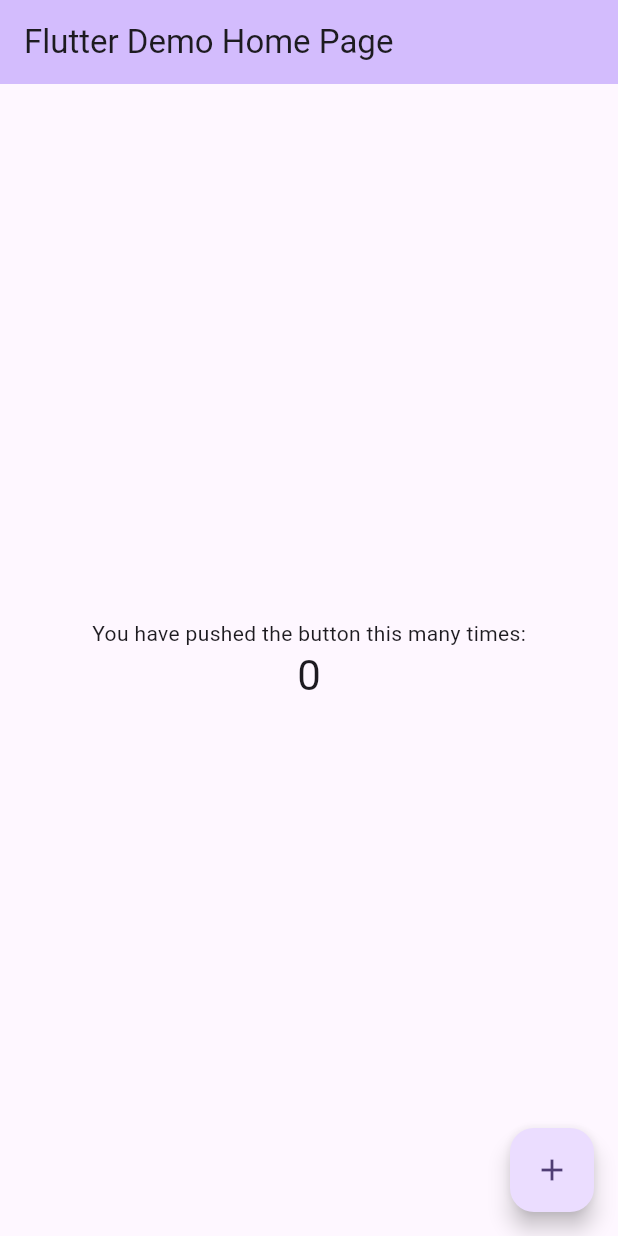
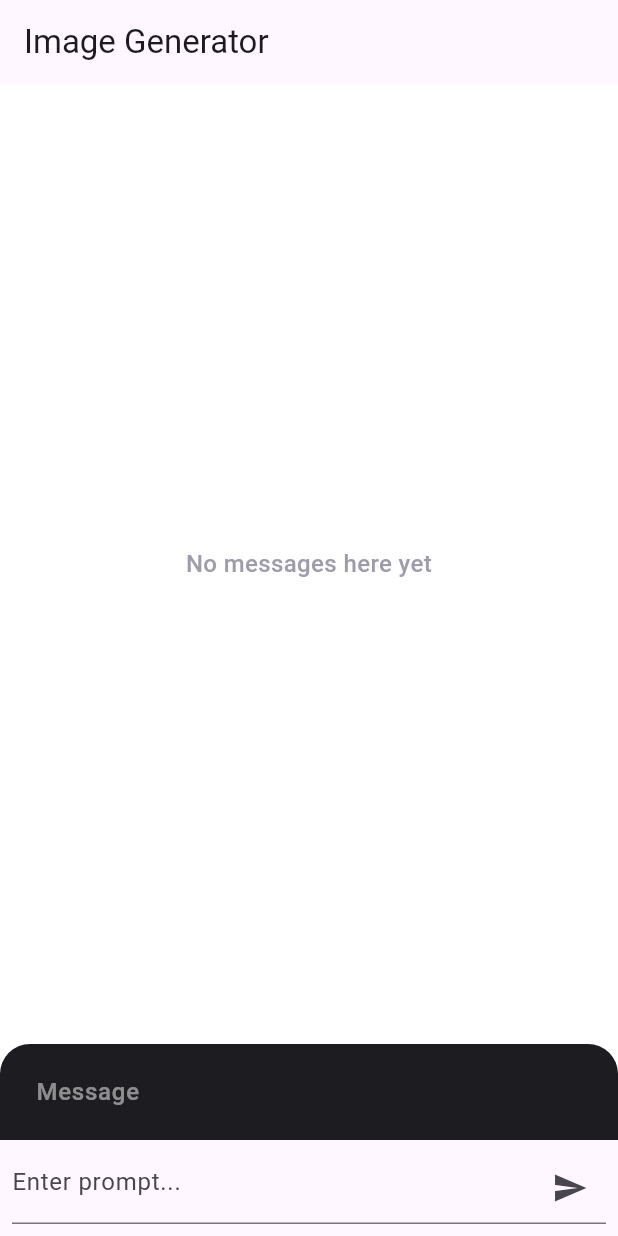
Before and after one commit to HaiderAli228/SnapSense--AI-Image-generator, a Flutter app: the screen it shows after launch, on a phone screen of 412 x 824 dp. Run offline on Flutter 3.47's test engine with Material 3 defaults, Android fonts, the phone set to English and light mode, and no system bars; our stand-ins replace flutter_chat_types, flutter_chat_ui.

Commit message:
completing all the functionality

```diff
--- a/lib/main.dart
+++ b/lib/main.dart
@@ -1,125 +1,33 @@
+// main.dart
 import 'package:flutter/material.dart';
+import 'package:provider/provider.dart';
+import 'package:snapsense/utils/app_colors.dart';
+import 'package:snapsense/view-model/prompt_viewmodel.dart';
+import 'package:snapsense/view/home_view.dart';
 
 void main() {
-  runApp(const MyApp());
+  runApp(
+    MultiProvider(
+      providers: [
+        ChangeNotifierProvider(create: (_) => PromptViewModel()),
+      ],
+      child: const MyApp(),
+    ),
+  );
 }
 
 class MyApp extends StatelessWidget {
   const MyApp({super.key});
 
-  // This widget is the root of your application.
   @override
   Widget build(BuildContext context) {
     return MaterialApp(
-      title: 'Flutter Demo',
+      title: 'Image Generator',
       theme: ThemeData(
-        // This is the theme of your application.
-        //
-        // TRY THIS: Try running your application with "flutter run". You'll see
-        // the application has a purple toolbar. Then, without quitting the app,
-        // try changing the seedColor in the colorScheme below to Colors.green
-        // and then invoke "hot reload" (save your changes or press the "hot
-        // reload" button in a Flutter-supported IDE, or press "r" if you used
-        // the command line to start the app).
-        //
-        // Notice that the counter didn't reset back to zero; the application
-        // state is not lost during the reload. To reset the state, use hot
-        // restart instead.
-        //
-        // This works for code too, not just values: Most code changes can be
-        // tested with just a hot reload.
-        colorScheme: ColorScheme.fromSeed(seedColor: Colors.deepPurple),
-        useMaterial3: true,
+        primarySwatch: Colors.deepOrange,
+        primaryColor: AppColor.themeColor
       ),
-      home: const MyHomePage(title: 'Flutter Demo Home Page'),
+      home: PromptScreen(),
     );
   }
 }
-
-class MyHomePage extends StatefulWidget {
-  const MyHomePage({super.key, required this.title});
-
-  // This widget is the home page of your application. It is stateful, meaning
-  // that it has a State object (defined below) that contains fields that affect
-  // how it looks.
-
-  // This class is the configuration for the state. It holds the values (in this
-  // case the title) provided by the parent (in this case the App widget) and
-  // used by the build method of the State. Fields in a Widget subclass are
-  // always marked "final".
-
-  final String title;
-
-  @override
-  State<MyHomePage> createState() => _MyHomePageState();
-}
-
-class _MyHomePageState extends State<MyHomePage> {
-  int _counter = 0;
-
-  void _incrementCounter() {
-    setState(() {
-      // This call to setState tells the Flutter framework that something has
-      // changed in this State, which causes it to rerun the build method below
-      // so that the display can reflect the updated values. If we changed
-      // _counter without calling setState(), then the build method would not be
-      // called again, and so nothing would appear to happen.
-      _counter++;
-    });
-  }
-
-  @override
-  Widget build(BuildContext context) {
-    // This method is rerun every time setState is called, for instance as done
-    // by the _incrementCounter method above.
-    //
-    // The Flutter framework has been optimized to make rerunning build methods
-    // fast, so that you can just rebuild anything that needs updating rather
-    // than having to individually change instances of widgets.
-    return Scaffold(
-      appBar: AppBar(
-        // TRY THIS: Try changing the color here to a specific color (to
-        // Colors.amber, perhaps?) and trigger a hot reload to see the AppBar
-        // change color while the other colors stay the same.
-        backgroundColor: Theme.of(context).colorScheme.inversePrimary,
-        // Here we take the value from the MyHomePage object that was created by
-        // the App.build method, and use it to set our appbar title.
-        title: Text(widget.title),
-      ),
-      body: Center(
-        // Center is a layout widget. It takes a single child and positions it
-        // in the middle of the parent.
-        child: Column(
-          // Column is also a layout widget. It takes a list of children and
-          // arranges them vertically. By default, it sizes itself to fit its
-          // children horizontally, and tries to be as tall as its parent.
-          //
-          // Column has various properties to control how it sizes itself and
-          // how it positions its children. Here we use mainAxisAlignment to
-          // center the children vertically; the main axis here is the vertical
-          // axis because Columns are vertical (the cross axis would be
-          // horizontal).
-          //
-          // TRY THIS: Invoke "debug painting" (choose the "Toggle Debug Paint"
-          // action in the IDE, or press "p" in the console), to see the
-          // wireframe for each widget.
-          mainAxisAlignment: MainAxisAlignment.center,
-          children: <Widget>[
-            const Text(
-              'You have pushed the button this many times:',
-            ),
-            Text(
-              '$_counter',
-              style: Theme.of(context).textTheme.headlineMedium,
-            ),
-          ],
-        ),
-      ),
-      floatingActionButton: FloatingActionButton(
-        onPressed: _incrementCounter,
-        tooltip: 'Increment',
-        child: const Icon(Icons.add),
-      ), // This trailing comma makes auto-formatting nicer for build methods.
-    );
-  }
-}
--- /dev/null
+++ b/lib/model/api_services.dart
@@ -0,0 +1,36 @@
+// services/api_service.dart
+
+import 'dart:convert';
+import 'package:http/http.dart' as http;
+import 'package:snapsense/model/prompt_request.dart';
+
+class ApiService {
+  final String _baseUrl = 'https://hub.mymidjourney.ai/api/v1/midjourney/imagine';
+  final String _apiKey = 'your api key here'; // Add your API key here
+
+  Future<String> generateImage(String prompt) async {
+    var headers = {
+      'User-Agent': 'Apifox/1.0.0 (https://apifox.com)',
+      'Content-Type': 'application/json',
+      'Authorization': 'Bearer $_apiKey', // Set the Authorization header
+    };
+
+    var request = http.Request('POST', Uri.parse(_baseUrl));
+    request.body = json.encode(PromptRequest(prompt: prompt).toJson());
+    request.headers.addAll(headers);
+
+    try {
+      var response = await request.send();
+
+      if (response.statusCode == 200) {
+        final responseData = await response.stream.bytesToString();
+        final imageUrl = json.decode(responseData)['url'];
+        return imageUrl ?? 'Error: Image URL not found in response.';
+      } else {
+        throw Exception('Failed to generate image: ${response.reasonPhrase}');
+      }
+    } catch (e) {
+      throw Exception('Error generating image: $e');
+    }
+  }
+}
--- /dev/null
+++ b/lib/utils/app_colors.dart
@@ -0,0 +1,5 @@
+import 'package:flutter/material.dart';
+class AppColor{
+  static const Color themeColor = Colors.deepOrange ;
+  static const Color themeTextColor = Colors.white ;
+}
--- /dev/null
+++ b/lib/view-model/prompt_viewmodel.dart
@@ -0,0 +1,26 @@
+// viewmodels/prompt_viewmodel.dart
+
+import 'package:flutter/material.dart';
+
+import '../model/api_services.dart';
+
+class PromptViewModel with ChangeNotifier {
+  final ApiService _apiService = ApiService();
+  String? generatedImageUrl;
+  String? errorMessage;
+
+  Future<void> submitPrompt(String prompt) async {
+    try {
+      errorMessage = null;
+      generatedImageUrl = null;
+      notifyListeners();
+
+      final response = await _apiService.generateImage(prompt);
+      generatedImageUrl = response;
+      notifyListeners();
+    } catch (e) {
+      errorMessage = e.toString();
+      notifyListeners();
+    }
+  }
+}
--- /dev/null
+++ b/lib/view/home_view.dart
@@ -0,0 +1,85 @@
+// screens/prompt_screen.dart
+
+import 'package:flutter/material.dart';
+import 'package:provider/provider.dart';
+import 'package:flutter_chat_ui/flutter_chat_ui.dart';
+import 'package:flutter_chat_types/flutter_chat_types.dart' as types;
+
+import '../view-model/prompt_viewmodel.dart';
+
+class PromptScreen extends StatefulWidget {
+  const PromptScreen({Key? key}) : super(key: key);
+
+  @override
+  _PromptScreenState createState() => _PromptScreenState();
+}
+
+class _PromptScreenState extends State<PromptScreen> {
+  final TextEditingController _controller = TextEditingController();
+  List<types.Message> messages = [];
+
+  void _onSend(types.PartialText message) {
+    final viewModel = Provider.of<PromptViewModel>(context, listen: false);
+    messages.add(types.TextMessage(
+      id: DateTime.now().toString(),
+      author: const types.User(id: 'user'),
+      text: message.text,
+    ));
+    viewModel.submitPrompt(message.text);
+  }
+
+  @override
+  Widget build(BuildContext context) {
+    return Scaffold(
+      appBar: AppBar(title: const Text('Image Generator')),
+      body: Column(
+        children: [
+          Expanded(
+            child: Consumer<PromptViewModel>(
+              builder: (context, viewModel, child) {
+                if (viewModel.generatedImageUrl != null) {
+                  messages.add(types.ImageMessage(
+                    id: DateTime.now().toString(),
+                    author: const types.User(id: 'bot'),
+                    uri: viewModel.generatedImageUrl!,
+                    size: 1000,
+                    name: 'Generated Image',
+                  ));
+                } else if (viewModel.errorMessage != null) {
+                  ScaffoldMessenger.of(context).showSnackBar(
+                    SnackBar(
+                      content: Text(viewModel.errorMessage!),
+                      backgroundColor: Colors.red,
+                    ),
+                  );
+                }
+
+                return Chat(
+                  messages: messages,
+                  onSendPressed: _onSend,
+                  user: const types.User(id: 'user'),
+                );
+              },
+            ),
+          ),
+          Padding(
+            padding: const EdgeInsets.all(8.0),
+            child: TextField(
+              controller: _controller,
+              decoration: InputDecoration(
+                hintText: 'Enter prompt...',
+                suffixIcon: IconButton(
+                  icon: const Icon(Icons.send),
+                  onPressed: () {
+                    _onSend(types.PartialText(text: _controller.text));
+                    _controller.clear();
+                  },
+                ),
+              ),
+            ),
+          ),
+        ],
+      ),
+    );
+  }
+}
```
Also changed, not shown: lib/model/prompt_request.dart (added, +21 -0 lines), pubspec.yaml (+12 -8 lines), assets/fonts/Poppins-Regular.ttf (added), pubspec.lock, 5 other files.
